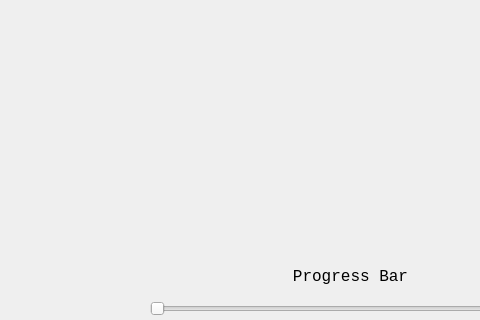
Old version of the form mainscene.ui in the repository X-PLANE1111111/MusicPlayer; both pictures show x 0 to 480 and y 251 to 571 of the 800 by 571 pixel window.
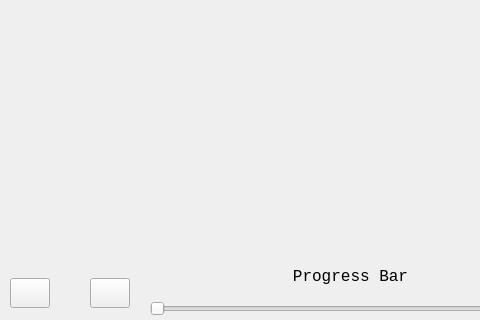
New version of the form. Icons and pictures are not drawn.

Patch:
```diff
--- a/mainscene.ui
+++ b/mainscene.ui
@@ -199,6 +199,32 @@
      </size>
     </property>
    </widget>
+   <widget class="QPushButton" name="pushButton_next">
+    <property name="geometry">
+     <rect>
+      <x>90</x>
+      <y>510</y>
+      <width>40</width>
+      <height>30</height>
+     </rect>
+    </property>
+    <property name="text">
+     <string/>
+    </property>
+   </widget>
+   <widget class="QPushButton" name="pushButton_previous">
+    <property name="geometry">
+     <rect>
+      <x>10</x>
+      <y>510</y>
+      <width>40</width>
+      <height>30</height>
+     </rect>
+    </property>
+    <property name="text">
+     <string/>
+    </property>
+   </widget>
    <zorder>pushButton_pause</zorder>
    <zorder>pushButton_addMusic</zorder>
    <zorder>pushButton_pauseMusic</zorder>
```
Left out of the diff: 2 changed lines with no effect on the pictures.
